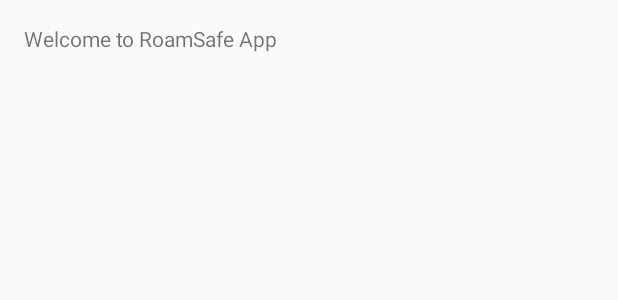
After one commit to neerajcse/roamsafe, an Android app: the layout activity_welcome.xml on its own in the app's theme, with its tools: preview values and no code run, on a phone screen of 412 x 824 dp. The commit adds this screen. Shown: the top 300 px of the screen. Run offline under Robolectric (Android 15) with nearby library versions, the phone set to English and light mode, and no system bars.

Commit message:
Adding a welcome activity that determines whether to sshow Main Activity with map or the registration activity according to user being registered or not

```diff
--- /dev/null
+++ b/client/RoamSafe/app/src/main/res/layout/activity_welcome.xml
@@ -0,0 +1,16 @@
+<RelativeLayout xmlns:android="http://schemas.android.com/apk/res/android"
+    xmlns:tools="http://schemas.android.com/tools"
+    android:layout_width="match_parent"
+    android:layout_height="match_parent"
+    android:paddingLeft="@dimen/activity_horizontal_margin"
+    android:paddingRight="@dimen/activity_horizontal_margin"
+    android:paddingTop="@dimen/activity_vertical_margin"
+    android:paddingBottom="@dimen/activity_vertical_margin"
+    tools:context="com.example.roamsafe.app.WelcomeActivity">
+
+    <TextView
+        android:text="Welcome to RoamSafe App"
+        android:layout_width="wrap_content"
+        android:layout_height="wrap_content" />
+
+</RelativeLayout>
--- a/client/RoamSafe/app/src/main/res/values/strings.xml
+++ b/client/RoamSafe/app/src/main/res/values/strings.xml
@@ -5,5 +5,6 @@
     <string name="hello_world">Hello world!</string>
     <string name="action_settings">Settings</string>
     <string name="title_activity_register">RegisterActivity</string>
+    <string name="title_activity_welcome">WelcomeActivity</string>
 
 </resources>
```
Also changed, not shown: client/RoamSafe/app/src/main/AndroidManifest.xml (+15 -8 lines), client/RoamSafe/app/src/main/java/com/example/roamsafe/app/RegisterActivity.java (+4 -3 lines), client/RoamSafe/app/src/main/java/com/example/roamsafe/app/WelcomeActivity.java (added, +95 -0 lines), client/RoamSafe/app/src/main/res/menu/welcome.xml (added, +9 -0 lines).
